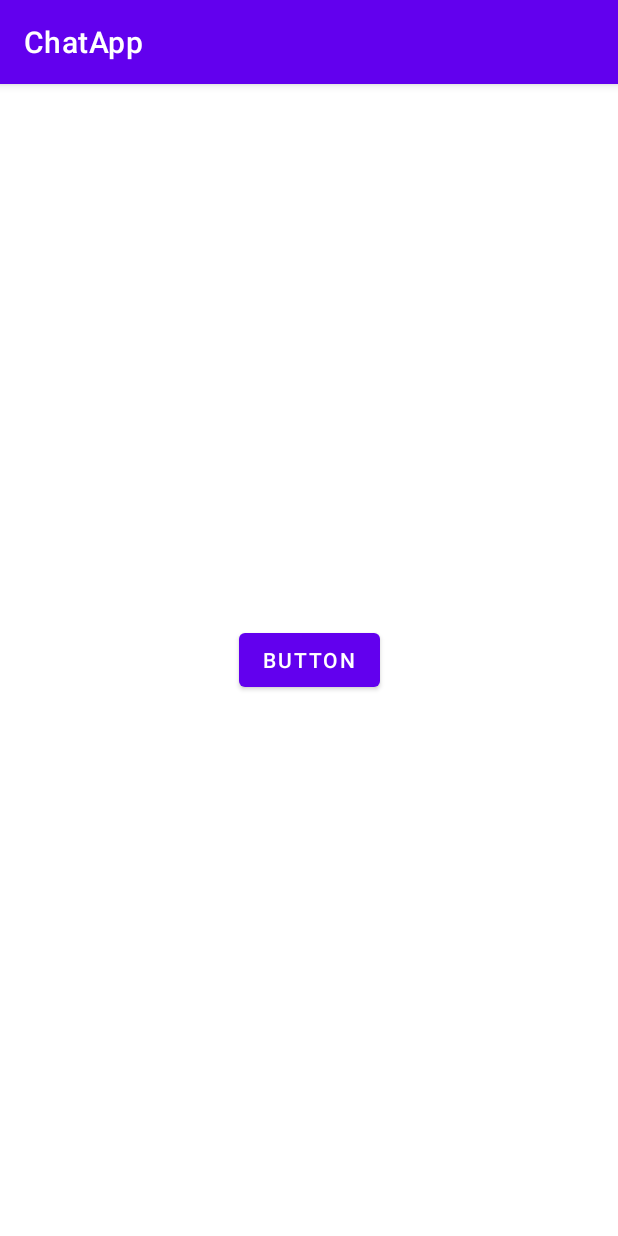
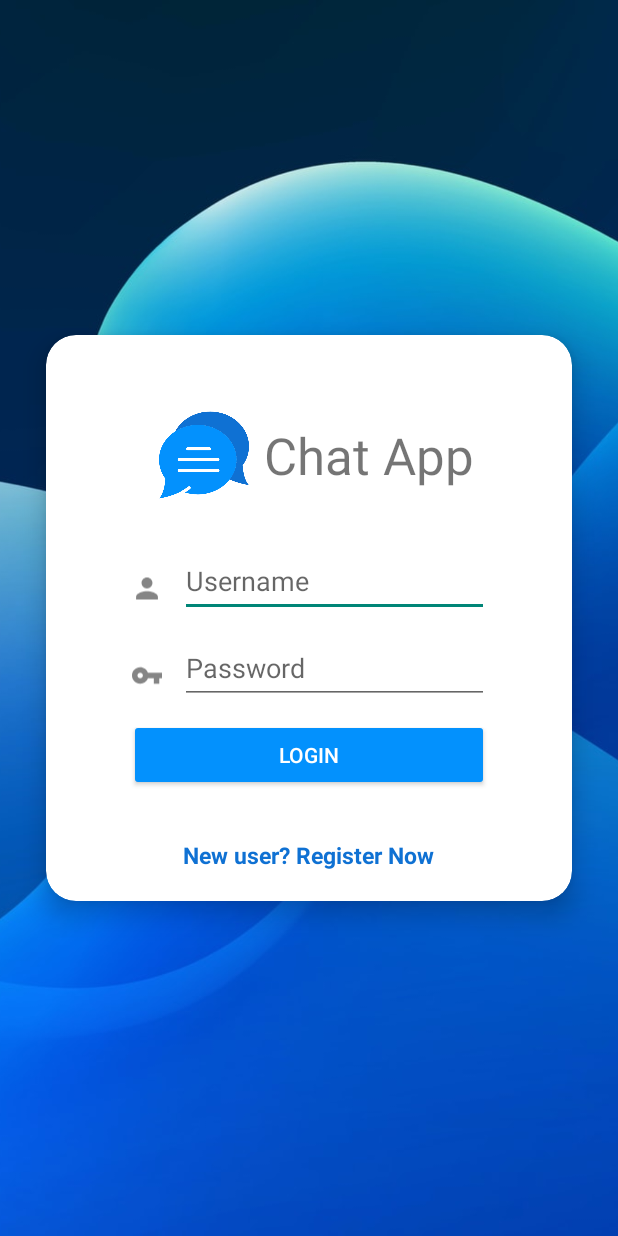
Before and after one commit to pelegs29/AndroidChatApp, an Android app: the screen it shows after launch (MainActivity before the commit, LoginActivity after it), on a phone screen of 412 x 824 dp. Run offline under Robolectric (Android 15) with nearby library versions, the phone set to English and light mode, and no system bars.

Commit message:
- added alert dialogs and toast after login and signup. - further form validation on login and signup - sets the main activity to be LoginActivity

```diff
--- a/app/src/main/java/com/example/chatapp/MainActivity.java
+++ /dev/null
@@ -1,24 +0,0 @@
-package com.example.chatapp;
-
-import androidx.appcompat.app.AppCompatActivity;
-
-import android.content.Intent;
-import android.os.Bundle;
-import android.widget.Button;
-
-public class MainActivity extends AppCompatActivity {
-
-    @Override
-    protected void onCreate(Bundle savedInstanceState) {
-        super.onCreate(savedInstanceState);
-        setContentView(R.layout.activity_main);
-
-        Button btn = findViewById(R.id.buttonStart);
-        btn.setOnClickListener(v -> {
-            Intent i = new Intent(this,LoginActivity.class);
-            startActivity(i);
-        });
-    }
-
-
-}
--- a/app/src/main/java/com/example/chatapp/api/WebServiceAPI.java
+++ b/app/src/main/java/com/example/chatapp/api/WebServiceAPI.java
@@ -23,10 +23,9 @@ public interface WebServiceAPI {
     Call<List<User>> getAllUsers();
 
     @GET("users/{id}")
-    Call<User> getUser(@Path("id") String id,@Header("Authorization") String token);
+    Call<User> getUser(@Path("id") String id, @Header("Authorization") String token);
 
     @GET("users/find/{id}")
     Call<String> getIdByUsername(@Path("id") String id);
 
-
 }
--- a/app/src/main/res/layout/activity_main.xml
+++ /dev/null
@@ -1,20 +0,0 @@
-<?xml version="1.0" encoding="utf-8"?>
-<androidx.constraintlayout.widget.ConstraintLayout xmlns:android="http://schemas.android.com/apk/res/android"
-    xmlns:app="http://schemas.android.com/apk/res-auto"
-    xmlns:tools="http://schemas.android.com/tools"
-    android:layout_width="match_parent"
-    android:layout_height="match_parent"
-    tools:context=".MainActivity">
-
-    <Button
-        android:id="@+id/buttonStart"
-        android:layout_width="wrap_content"
-        android:layout_height="wrap_content"
-        android:text="Button"
-        app:layout_constraintBottom_toBottomOf="parent"
-        app:layout_constraintEnd_toEndOf="parent"
-        app:layout_constraintStart_toStartOf="parent"
-        app:layout_constraintTop_toTopOf="parent" />
-
-
-</androidx.constraintlayout.widget.ConstraintLayout>
```
Also changed, not shown: app/src/main/AndroidManifest.xml (+10 -12 lines), app/src/main/java/com/example/chatapp/ConversationActivity.java (+19 -13 lines), app/src/main/java/com/example/chatapp/LoginActivity.java (+27 -1 lines), app/src/main/java/com/example/chatapp/SignupActivity.java (+57 -13 lines), app/src/main/java/com/example/chatapp/api/UsersAPI.java (+45 -19 lines), app/src/main/java/com/example/chatapp/entities/User.java (+7 -0 lines).
